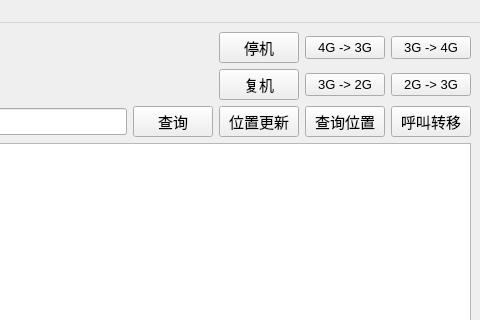
The window that DHLR.ui (winsphinx/DHLR) describes before a commit, drawn with Qt 5; both pictures show x 320 to 800 and y 0 to 320 of the 800 by 600 pixel window.
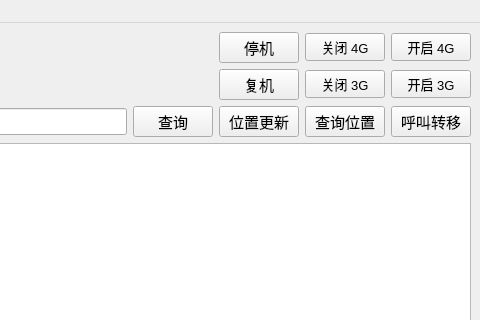
The same window after the commit. Icons and pictures are not drawn.

```diff
--- a/DHLR.ui
+++ b/DHLR.ui
@@ -71,7 +71,7 @@
        </font>
       </property>
       <property name="text">
-       <string>4G -&gt; 3G</string>
+       <string>关闭 4G</string>
       </property>
      </widget>
     </item>
@@ -83,7 +83,7 @@
        </font>
       </property>
       <property name="text">
-       <string>3G -&gt; 4G</string>
+       <string>开启 4G</string>
       </property>
      </widget>
     </item>
@@ -119,7 +119,7 @@
        </font>
       </property>
       <property name="text">
-       <string>3G -&gt; 2G</string>
+       <string>关闭 3G</string>
       </property>
      </widget>
     </item>
@@ -131,7 +131,7 @@
        </font>
       </property>
       <property name="text">
-       <string>2G -&gt; 3G</string>
+       <string>开启 3G</string>
       </property>
      </widget>
     </item>
```
